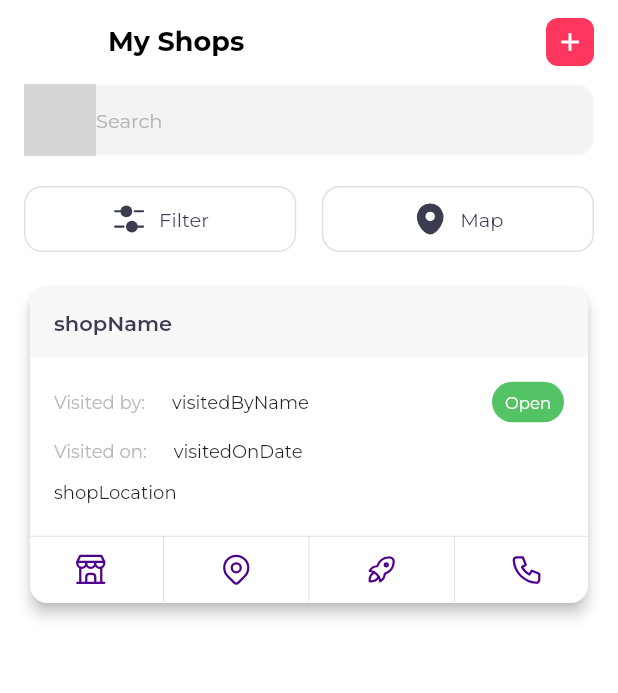
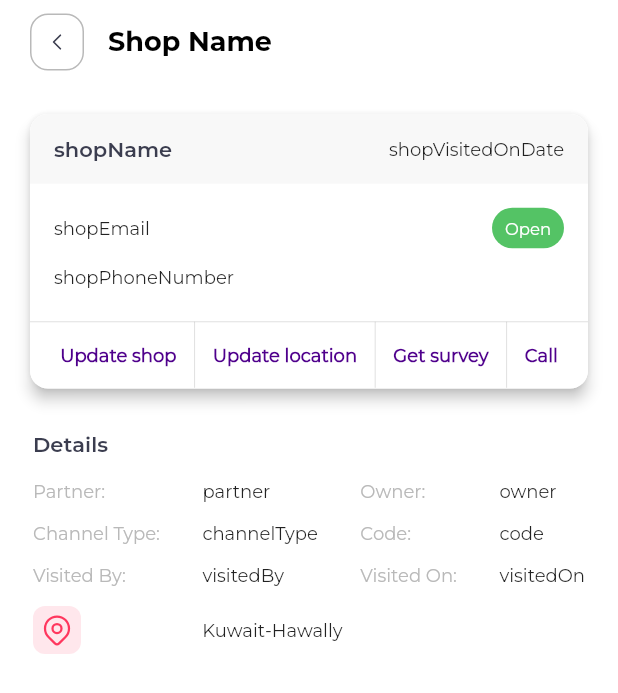
Before and after one commit to ShazaAshraf75/login-interface, a Flutter app: the MyShopsScreen screen opened directly, after a tap on "shopName", on a phone screen of 412 x 824 dp. Shown: the top 693 px of the screen. Run offline on Flutter 3.47's test engine with Material 2 defaults, Android fonts, the phone set to English and light mode, and no system bars; our stand-ins replace bloc, dio, flutter_bloc, flutter_svg, fluttertoast, retrofit; generated files the repository leaves out were written again; grey boxes are pictures that could not be loaded.

Commit message:
add shop details screen

```diff
--- /dev/null
+++ b/lib/modules/survey/my_shops/details/shop_details_screen.dart
@@ -0,0 +1,42 @@
+import 'package:flutter/material.dart';
+import 'package:login_interface/modules/survey/my_shops/details/widgets/shop_details_body.dart';
+import 'package:login_interface/modules/survey/my_shops/details/widgets/shop_details_card.dart';
+import 'package:login_interface/modules/survey/my_shops/widgets/shop_custom_back_button.dart';
+
+class ShopDetailsScreen extends StatelessWidget {
+  const ShopDetailsScreen({super.key});
+
+  @override
+  Widget build(BuildContext context) {
+    return Scaffold(
+      backgroundColor: Colors.white,
+      appBar: AppBar(
+        title: const Text("Shop Name"),
+        leading: const ShopCustomBackButton(),
+      ),
+      body: Padding(
+        padding: const EdgeInsets.all(16),
+        child: Column(
+          crossAxisAlignment: CrossAxisAlignment.start,
+          children: const [
+            ShopDetailsCard(
+                shopName: "shopName",
+                shopVisitedOnDate: "shopVisitedOnDate",
+                shopEmail: "shopEmail",
+                shopPhoneNumber: "shopPhoneNumber",
+                shopStatus: "Open"),
+            SizedBox(height: 24),
+            ShopDetailsBody(
+                partner: "partner",
+                channelType: "channelType",
+                visitedBy: "visitedBy",
+                owner: "owner",
+                code: "code",
+                visitedOn: "visitedOn",
+                location: "Kuwait-Hawally"),
+          ],
+        ),
+      ),
+    );
+  }
+}
--- /dev/null
+++ b/lib/modules/survey/my_shops/details/widgets/shop_details_body.dart
@@ -0,0 +1,180 @@
+import 'package:flutter/material.dart';
+import 'package:flutter_svg/flutter_svg.dart';
+import 'package:login_interface/theme/color_manager.dart';
+import 'package:login_interface/utils/resources/image_paths.dart';
+
+class ShopDetailsBody extends StatelessWidget {
+  final String partner;
+  final String channelType;
+  final String visitedBy;
+  final String owner;
+  final String code;
+  final String visitedOn;
+  final String location;
+
+  const ShopDetailsBody(
+      {super.key,
+      required this.partner,
+      required this.channelType,
+      required this.visitedBy,
+      required this.owner,
+      required this.code,
+      required this.visitedOn,
+      required this.location});
+
+  @override
+  Widget build(BuildContext context) {
+    return Padding(
+      padding: const EdgeInsets.symmetric(horizontal: 6),
+      child: Column(crossAxisAlignment: CrossAxisAlignment.start, children: [
+        const Text(
+          "Details",
+          style: TextStyle(
+              fontFamily: "MontserratS", color: ColorManager.darkGreyColor),
+        ),
+        const SizedBox(height: 16),
+        Row(
+          mainAxisAlignment: MainAxisAlignment.spaceBetween,
+          crossAxisAlignment: CrossAxisAlignment.start,
+          children: [
+            Column(
+              crossAxisAlignment: CrossAxisAlignment.start,
+              children: [
+                Text(
+                  "Partner:",
+                  style: Theme.of(context).textTheme.labelLarge!.copyWith(
+                        fontSize: 12,
+                        color: ColorManager.textColor,
+                      ),
+                ),
+                const SizedBox(height: 13),
+                Text(
+                  "Channel Type:",
+                  style: Theme.of(context).textTheme.labelLarge!.copyWith(
+                        fontSize: 12,
+                        color: ColorManager.textColor,
+                      ),
+                ),
+                const SizedBox(height: 13),
+                Text(
+                  "Visited By:",
+                  style: Theme.of(context).textTheme.labelLarge!.copyWith(
+                        fontSize: 12,
+                        color: ColorManager.textColor,
+                      ),
+                ),
+                const SizedBox(height: 13),
+              ],
+            ),
+            Column(
+              crossAxisAlignment: CrossAxisAlignment.start,
+              children: [
+                Text(
+                  partner,
+                  style: Theme.of(context).textTheme.labelLarge!.copyWith(
+                        fontSize: 12,
+                      ),
+                ),
+                const SizedBox(height: 13),
+                Text(
+                  channelType,
+                  style: Theme.of(context).textTheme.labelLarge!.copyWith(
+                        fontSize: 12,
+                      ),
+                ),
+                const SizedBox(height: 13),
+                Text(
+                  visitedBy,
+                  style: Theme.of(context).textTheme.labelLarge!.copyWith(
+                        fontSize: 12,
+                      ),
+                ),
+                const SizedBox(height: 13),
+              ],
+            ),
+            Column(
+              crossAxisAlignment: CrossAxisAlignment.start,
+              children: [
+                Text(
+                  "Owner:",
+                  style: Theme.of(context).textTheme.labelLarge!.copyWith(
+                        fontSize: 12,
+                        color: ColorManager.textColor,
+                      ),
+                ),
+                const SizedBox(height: 13),
+                Text(
+                  "Code:",
+                  style: Theme.of(context).textTheme.labelLarge!.copyWith(
+                        fontSize: 12,
+                        color: ColorManager.textColor,
+                      ),
+                ),
+                const SizedBox(height: 13),
+                Text(
+                  "Visited On:",
+                  style: Theme.of(context).textTheme.labelLarge!.copyWith(
+                        fontSize: 12,
+                        color: ColorManager.textColor,
+                      ),
+                ),
+                const SizedBox(height: 13),
+              ],
+            ),
+            Column(
+              crossAxisAlignment: CrossAxisAlignment.start,
+              children: [
+                Text(
+                  owner,
+                  style: Theme.of(context).textTheme.labelLarge!.copyWith(
+                        fontSize: 12,
+                      ),
+                ),
+                const SizedBox(height: 13),
+                Text(
+                  code,
+                  style: Theme.of(context).textTheme.labelLarge!.copyWith(
+                        fontSize: 12,
+                      ),
+                ),
+                const SizedBox(height: 13),
+                Text(
+                  visitedOn,
+                  style: Theme.of(context).textTheme.labelLarge!.copyWith(
+                        fontSize: 12,
+                      ),
+                ),
+                const SizedBox(height: 13),
+              ],
+            ),
+          ],
+        ),
+        Row(
+          children: [
+            Container(
+              height: 32,
+              width: 32,
+              decoration: BoxDecoration(
+                  borderRadius: BorderRadius.circular(8),
+                  color: ColorManager.lightPinkColor),
+              child: SvgPicture.asset(
+                ImagePaths.redLocation,
+                fit: BoxFit.scaleDown,
+              ),
+            ),
+            const Spacer(
+              flex: 1,
+            ),
+            Text(
+              location,
+              style: Theme.of(context).textTheme.labelLarge!.copyWith(
+                    fontSize: 12,
+                  ),
+            ),
+            const Spacer(flex: 2),
+          ],
+        ),
+      ]),
+    );
+  }
+}
--- /dev/null
+++ b/lib/modules/survey/my_shops/details/widgets/shop_details_card.dart
@@ -0,0 +1,114 @@
+import 'package:flutter/material.dart';
+import 'package:login_interface/modules/survey/my_shops/details/widgets/shop_details_card_icon.dart';
+import 'package:login_interface/modules/survey/my_shops/widgets/status_widget.dart';
+import 'package:login_interface/theme/color_manager.dart';
+
+class ShopDetailsCard extends StatelessWidget {
+  final String shopName;
+  final String shopVisitedOnDate;
+  final String shopEmail;
+  final String shopPhoneNumber;
+  final String shopStatus;
+
+  const ShopDetailsCard(
+      {super.key,
+      required this.shopName,
+      required this.shopVisitedOnDate,
+      required this.shopEmail,
+      required this.shopPhoneNumber,
+      required this.shopStatus});
+
+  @override
+  Widget build(BuildContext context) {
+    return Card(
+      elevation: 4,
+      shape: RoundedRectangleBorder(borderRadius: BorderRadius.circular(12)),
+      child: Container(
+        height: 183,
+        width: double.infinity,
+        decoration: BoxDecoration(
+          borderRadius: BorderRadius.circular(12),
+          color: Colors.white,
+        ),
+        child: Column(
+          crossAxisAlignment: CrossAxisAlignment.start,
+          children: [
+            Container(
+              height: 46.5,
+              padding: const EdgeInsets.symmetric(horizontal: 16),
+              width: double.infinity,
+              alignment: Alignment.centerLeft,
+              decoration: const BoxDecoration(
+                  color: ColorManager.lightGreyColor,
+                  borderRadius: BorderRadius.only(
+                      topLeft: Radius.circular(12),
+                      topRight: Radius.circular(12))),
+              child: Row(
+                mainAxisAlignment: MainAxisAlignment.spaceBetween,
+                children: [
+                  Text(
+                    shopName,
+                    style: const TextStyle(
+                        fontFamily: 'MontserratS',
+                        color: ColorManager.darkGreyColor),
+                  ),
+                  Text(shopVisitedOnDate,
+                      style: Theme.of(context).textTheme.labelLarge!.copyWith(
+                            fontSize: 12,
+                          )),
+                ],
+              ),
+            ),
+            Padding(
+              padding: const EdgeInsets.symmetric(horizontal: 16, vertical: 16),
+              child: Column(
+                crossAxisAlignment: CrossAxisAlignment.start,
+                mainAxisAlignment: MainAxisAlignment.center,
+                children: [
+                  Row(
+                    mainAxisAlignment: MainAxisAlignment.spaceBetween,
+                    children: [
+                      Text(shopEmail,
+                          style:
+                              Theme.of(context).textTheme.labelLarge!.copyWith(
+                                    fontSize: 12,
+                                  )),
+                      StatusWidget(status: shopStatus)
+                    ],
+                  ),
+                  const SizedBox(height: 12),
+                  Text(shopPhoneNumber,
+                      style: Theme.of(context).textTheme.labelLarge!.copyWith(
+                            fontSize: 12,
+                          )),
+                ],
+              ),
+            ),
+            const SizedBox(height: 6),
+            const Divider(height: 0),
+            SizedBox(
+              height: 44,
+              child: IntrinsicHeight(
+                child: Padding(
+                  padding: const EdgeInsets.symmetric(horizontal: 16),
+                  child: Row(
+                      mainAxisAlignment: MainAxisAlignment.spaceEvenly,
+                      crossAxisAlignment: CrossAxisAlignment.center,
+                      children: const [
+                        ShopDetailsCardIcon(label: "Update shop"),
+                        VerticalDivider(),
+                        ShopDetailsCardIcon(label: "Update location"),
+                        VerticalDivider(),
+                        ShopDetailsCardIcon(label: "Get survey"),
+                        VerticalDivider(),
+                        ShopDetailsCardIcon(label: "Call"),
+                      ]),
+                ),
+              ),
+            )
+          ],
+        ),
+      ),
+    );
+  }
+}
--- /dev/null
+++ b/lib/modules/survey/my_shops/details/widgets/shop_details_card_icon.dart
@@ -0,0 +1,18 @@
+import 'package:flutter/material.dart';
+import 'package:login_interface/theme/color_manager.dart';
+
+class ShopDetailsCardIcon extends StatelessWidget {
+  final String label;
+
+  const ShopDetailsCardIcon({super.key, required this.label});
+  @override
+  Widget build(BuildContext context) {
+    return Text(
+      label,
+      style: Theme.of(context).textTheme.labelLarge!.copyWith(
+          fontSize: 12,
+          color: ColorManager.darkPurpleColor,
+          fontWeight: FontWeight.bold),
+    );
+  }
+}
--- a/lib/modules/survey/my_shops/my_shops_screen.dart
+++ b/lib/modules/survey/my_shops/my_shops_screen.dart
@@ -1,4 +1,5 @@
 import 'package:flutter/material.dart';
+import 'package:login_interface/modules/survey/my_shops/details/shop_details_screen.dart';
 import 'package:login_interface/modules/survey/my_shops/widgets/shop_add_button.dart';
 import 'package:login_interface/modules/survey/my_shops/widgets/shop_card.dart';
 import 'package:login_interface/modules/survey/my_shops/widgets/shop_custom_outlined_button.dart';
@@ -56,7 +57,10 @@ class MyShopsScreen extends StatelessWidget {
               visitedOnDate: "visitedOnDate",
               shopLocation: "shopLocation",
               shopStatus: "Open",
-              onCardPressed: () {},
+              onCardPressed: () => Navigator.push(
+                  context,
+                  MaterialPageRoute(
+                      builder: (context) => const ShopDetailsScreen())),
               onUpdatePressed: () {},
               onLocationPressed: () {},
               onSurveyPressed: () {},
--- a/lib/modules/survey/my_shops/widgets/shop_card.dart
+++ b/lib/modules/survey/my_shops/widgets/shop_card.dart
@@ -1,5 +1,6 @@
 import 'package:flutter/material.dart';
 import 'package:login_interface/modules/survey/my_shops/widgets/shop_card_icon.dart';
+import 'package:login_interface/modules/survey/my_shops/widgets/status_widget.dart';
 import 'package:login_interface/theme/color_manager.dart';
 import 'package:login_interface/utils/resources/image_paths.dart';
 
@@ -88,22 +89,7 @@ class ShopCard extends StatelessWidget {
                                   fontSize: 12,
                                 )),
                         const Spacer(),
-                        Container(
-                          width: 48,
-                          height: 27,
-                          alignment: Alignment.center,
-                          decoration: BoxDecoration(
-                              color: ColorManager.greenColor,
-                              borderRadius: BorderRadius.circular(15)),
-                          child: Text(shopStatus,
-                              style: Theme.of(context)
-                                  .textTheme
-                                  .labelLarge!
-                                  .copyWith(
-                                    fontSize: 11,
-                                    color: Colors.white,
-                                  )),
-                        ),
+                        StatusWidget(status: shopStatus),
                       ],
                     ),
                     const SizedBox(height: 12),
--- /dev/null
+++ b/lib/modules/survey/my_shops/widgets/shop_custom_back_button.dart
@@ -0,0 +1,27 @@
+import 'package:flutter/material.dart';
+import 'package:flutter_svg/flutter_svg.dart';
+import 'package:login_interface/theme/color_manager.dart';
+import 'package:login_interface/utils/resources/image_paths.dart';
+
+class ShopCustomBackButton extends StatelessWidget {
+  const ShopCustomBackButton({super.key});
+
+  @override
+  Widget build(BuildContext context) {
+    return Container(
+        margin: const EdgeInsets.only(left: 20, bottom: 9, top: 9),
+        decoration: BoxDecoration(
+          border: Border.all(width: 1, color: ColorManager.textColor),
+          borderRadius: BorderRadius.circular(12),
+        ),
+        child: IconButton(
+          onPressed: () => Navigator.pop(context),
+          icon: SvgPicture.asset(
+            ImagePaths.back,
+            colorFilter: const ColorFilter.mode(
+                ColorManager.darkGreyColor, BlendMode.dst),
+            fit: BoxFit.scaleDown,
+          ),
+        ));
+  }
+}
--- /dev/null
+++ b/lib/modules/survey/my_shops/widgets/status_widget.dart
@@ -0,0 +1,24 @@
+import 'package:flutter/material.dart';
+import 'package:login_interface/theme/color_manager.dart';
+
+class StatusWidget extends StatelessWidget {
+  final String status;
+
+  const StatusWidget({super.key, required this.status});
+  @override
+  Widget build(BuildContext context) {
+    return Container(
+      width: 48,
+      height: 27,
+      alignment: Alignment.center,
+      decoration: BoxDecoration(
+          color: ColorManager.greenColor,
+          borderRadius: BorderRadius.circular(15)),
+      child: Text(status,
+          style: Theme.of(context).textTheme.labelLarge!.copyWith(
+                fontSize: 11,
+                color: Colors.white,
+              )),
+    );
+  }
+}
--- a/lib/theme/color_manager.dart
+++ b/lib/theme/color_manager.dart
@@ -10,4 +10,5 @@ class ColorManager {
       Color.fromRGBO(243, 243, 243, 1);
   static const Color searchBarTextColor = Color.fromRGBO(181, 178, 178, 1);
   static const Color textColor = Color.fromRGBO(185, 185, 185, 1);
+  static const Color lightPinkColor = Color.fromRGBO(255, 55, 94, 0.12);
 }
--- a/lib/utils/resources/image_paths.dart
+++ b/lib/utils/resources/image_paths.dart
@@ -27,4 +27,6 @@ class ImagePaths {
   static const String location = "assets/icons/location.svg";
   static const String survey = "assets/icons/survey.svg";
   static const String call = "assets/icons/call.svg";
+  static const String back = "assets/icons/back.svg";
+  static const String redLocation = "assets/icons/red_location.svg";
 }
```
Also changed, not shown: assets/icons/back.svg (added), assets/icons/red_location.svg (added), assets/icons/search.svg (added).
